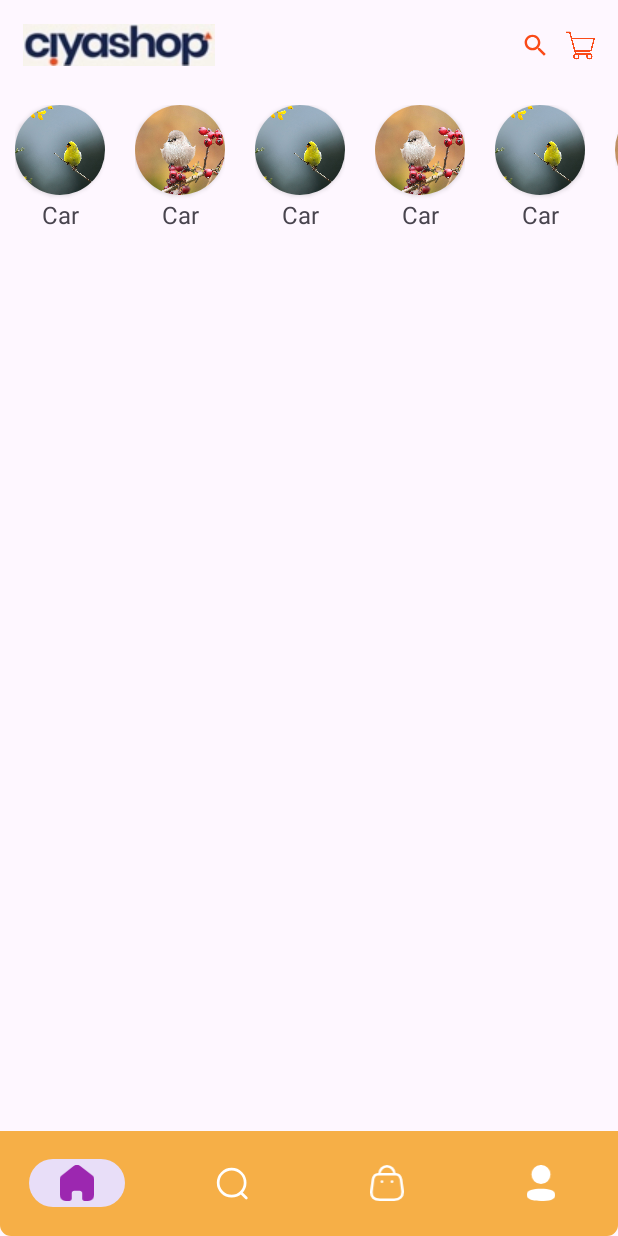
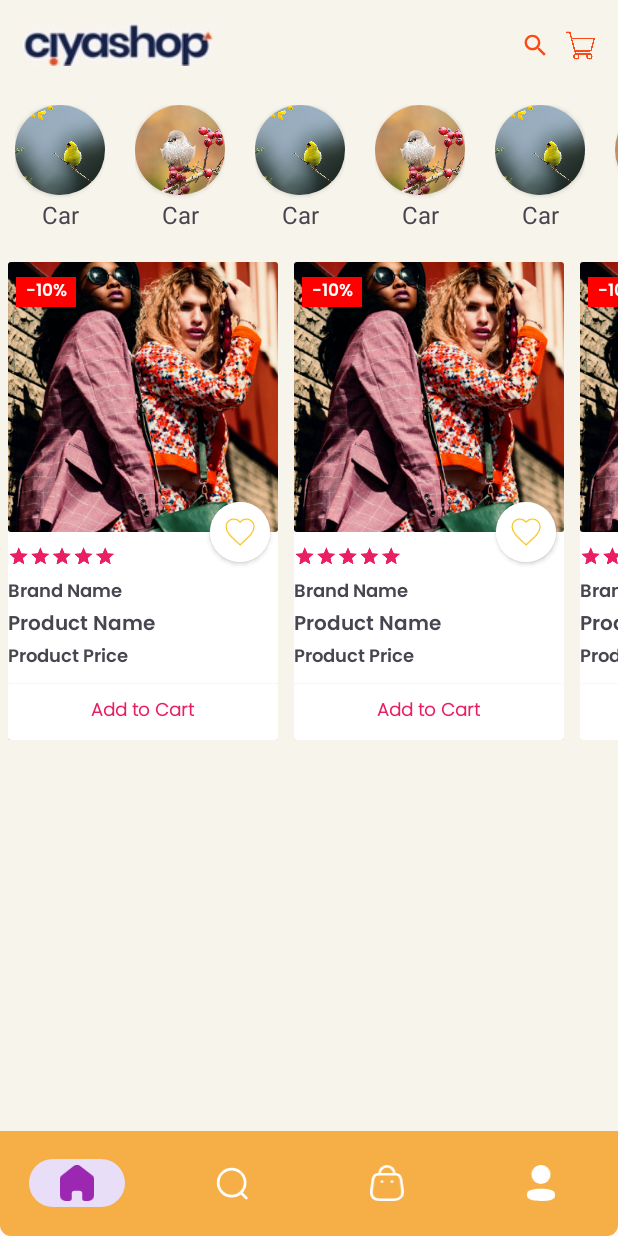
Before and after one commit to mehedii-hassan/BuyNowEcommerceAppDemo, an Android app: the screen it shows after launch (ShoppingActivity), on a phone screen of 412 x 824 dp. Run offline under Robolectric (Android 15) with nearby library versions, the light colour scheme and no system bars; our stand-ins replace data binding, navigation-ui, sdp/ssp sizes.

Commit message:
updated home fragment design

```diff
--- /dev/null
+++ b/app/src/main/java/com/example/buynowecommerceapp/adapters/ProductAdapter.kt
@@ -0,0 +1,36 @@
+package com.example.buynowecommerceapp.adapters
+
+import android.view.LayoutInflater
+import android.view.ViewGroup
+import androidx.recyclerview.widget.RecyclerView
+import com.example.buynowecommerceapp.databinding.RvProdutItemDesignBinding
+
+class ProductAdapter(
+    private val productImageList: ArrayList<Int>,
+) : RecyclerView.Adapter<ProductAdapter.ProductViewHolder>() {
+
+
+    override fun onCreateViewHolder(parent: ViewGroup, viewType: Int): ProductViewHolder {
+        val binding = RvProdutItemDesignBinding.inflate(
+            LayoutInflater
+                .from(parent.context), parent, false
+        )
+        return ProductViewHolder(binding)
+    }
+
+    override fun getItemCount(): Int {
+        return productImageList.size
+    }
+
+    override fun onBindViewHolder(holder: ProductViewHolder, position: Int) {
+        holder.bind(position)
+    }
+
+    inner class ProductViewHolder(private val binding: RvProdutItemDesignBinding) :
+        RecyclerView.ViewHolder(binding.root) {
+
+        fun bind(position: Int) {
+            binding.ivProductItem.setImageResource(productImageList[position])
+        }
+    }
+}
--- a/app/src/main/java/com/example/buynowecommerceapp/ui/fragments/HomeFragment.kt
+++ b/app/src/main/java/com/example/buynowecommerceapp/ui/fragments/HomeFragment.kt
@@ -8,6 +8,7 @@ import android.view.ViewGroup
 import androidx.recyclerview.widget.LinearLayoutManager
 import com.example.buynowecommerceapp.R
 import com.example.buynowecommerceapp.adapters.CategoryAdapter
+import com.example.buynowecommerceapp.adapters.ProductAdapter
 import com.example.buynowecommerceapp.databinding.FragmentHomeBinding
 
 
@@ -25,8 +26,20 @@ class HomeFragment : Fragment() {
 
     override fun onViewCreated(view: View, savedInstanceState: Bundle?) {
 
-       // val categoryImageList = resources.getIntArray(R.array.CategoryImageList)
+        // val categoryImageList = resources.getIntArray(R.array.CategoryImageList)
         val categoryNameList = resources.getStringArray(R.array.CategoryNameList)
+
+        val productList = ArrayList<Int>()
+        productList.add(R.drawable.bn)
+        productList.add(R.drawable.bn)
+        productList.add(R.drawable.bn)
+        productList.add(R.drawable.bn)
+        productList.add(R.drawable.bn)
+        productList.add(R.drawable.bn)
+        productList.add(R.drawable.bn)
+        productList.add(R.drawable.bn)
+        productList.add(R.drawable.bn)
+        productList.add(R.drawable.bn)
 
         val list = ArrayList<Int>()
         list.add(R.drawable.bird3)
@@ -39,8 +52,13 @@ class HomeFragment : Fragment() {
 
         val adapter = CategoryAdapter(list, categoryNameList)
         binding.rvCategory.layoutManager =
-            LinearLayoutManager(view.context, LinearLayoutManager.HORIZONTAL,false)
+            LinearLayoutManager(view.context, LinearLayoutManager.HORIZONTAL, false)
         binding.rvCategory.adapter = adapter
+
+        val productAdapter = ProductAdapter(productList)
+        binding.rvProduct.layoutManager =
+            LinearLayoutManager(view.context, LinearLayoutManager.HORIZONTAL, false)
+        binding.rvProduct.adapter = productAdapter
 
 
     }
--- /dev/null
+++ b/app/src/main/res/drawable/custom_card_bottom_design.xml
@@ -0,0 +1,7 @@
+<?xml version="1.0" encoding="utf-8"?>
+<shape xmlns:android="http://schemas.android.com/apk/res/android">
+    <solid android:color="#FFFFFF" />
+    <corners
+        android:bottomLeftRadius="4dp"
+        android:bottomRightRadius="4dp"/>
+</shape>
--- /dev/null
+++ b/app/src/main/res/drawable/custom_card_top_design.xml
@@ -0,0 +1,7 @@
+<?xml version="1.0" encoding="utf-8"?>
+<shape xmlns:android="http://schemas.android.com/apk/res/android">
+    <solid android:color="@color/white" />
+    <corners
+        android:topLeftRadius="4dp"
+        android:topRightRadius="4dp"/>
+</shape>
--- /dev/null
+++ b/app/src/main/res/drawable/ic_fav.xml
@@ -0,0 +1,12 @@
+<vector xmlns:android="http://schemas.android.com/apk/res/android"
+    android:width="28dp"
+    android:height="26dp"
+    android:viewportWidth="28"
+    android:viewportHeight="26">
+  <path
+      android:strokeWidth="1"
+      android:pathData="M14.079,25L12.1826,23.2736C5.4469,17.1657 1,13.1373 1,8.1935C1,4.1651 4.1651,1 8.1935,1C10.4692,1 12.6534,2.0594 14.079,3.7335C15.5046,2.0594 17.6888,1 19.9646,1C23.9929,1 27.158,4.1651 27.158,8.1935C27.158,13.1373 22.7112,17.1657 15.9755,23.2866L14.079,25Z"
+      android:fillColor="#00000000"
+      android:fillType="evenOdd"
+      android:strokeColor="#9B9B9B"/>
+</vector>
--- a/app/src/main/res/layout/fragment_home.xml
+++ b/app/src/main/res/layout/fragment_home.xml
@@ -10,6 +10,7 @@
     <androidx.constraintlayout.widget.ConstraintLayout
         android:layout_width="match_parent"
         android:layout_height="match_parent"
+        android:background="#F7F4EB"
         tools:context=".ui.fragments.HomeFragment">
 
         <androidx.constraintlayout.widget.ConstraintLayout
@@ -35,21 +36,21 @@
                 android:layout_width="@dimen/_30sdp"
                 android:layout_height="@dimen/_30sdp"
                 android:padding="5dp"
-                app:tint="#FA4A18"
                 android:src="@drawable/cart"
                 app:layout_constraintBottom_toBottomOf="@id/ivTitleHF"
                 app:layout_constraintEnd_toEndOf="parent"
-                app:layout_constraintTop_toTopOf="@id/ivTitleHF" />
+                app:layout_constraintTop_toTopOf="@id/ivTitleHF"
+                app:tint="#FA4A18" />
 
             <ImageView
                 android:layout_width="@dimen/_30sdp"
                 android:layout_height="@dimen/_30sdp"
                 android:padding="5dp"
-                app:tint="#FA4A18"
                 android:src="@drawable/baseline_search_24"
                 app:layout_constraintBottom_toBottomOf="@id/ivCartHF"
                 app:layout_constraintEnd_toStartOf="@+id/ivCartHF"
-                app:layout_constraintTop_toTopOf="@id/ivCartHF" />
+                app:layout_constraintTop_toTopOf="@id/ivCartHF"
+                app:tint="#FA4A18" />
 
         </androidx.constraintlayout.widget.ConstraintLayout>
 
@@ -60,5 +61,14 @@
             android:orientation="horizontal"
             app:layout_constraintTop_toBottomOf="@+id/clTopId" />
 
+        <androidx.recyclerview.widget.RecyclerView
+            android:id="@+id/rvProduct"
+            android:layout_width="match_parent"
+            android:layout_height="wrap_content"
+            android:layout_marginTop="@dimen/_5sdp"
+            android:orientation="horizontal"
+            app:layout_constraintTop_toBottomOf="@+id/rvCategory" />
+
+
     </androidx.constraintlayout.widget.ConstraintLayout>
 </layout>
--- /dev/null
+++ b/app/src/main/res/layout/rv_produt_item_design.xml
@@ -0,0 +1,186 @@
+<?xml version="1.0" encoding="utf-8"?>
+<layout xmlns:android="http://schemas.android.com/apk/res/android"
+    xmlns:app="http://schemas.android.com/apk/res-auto">
+
+    <data>
+
+    </data>
+
+    <androidx.constraintlayout.widget.ConstraintLayout
+        android:layout_width="wrap_content"
+        android:layout_height="wrap_content"
+        android:layout_marginLeft="5dp"
+        android:layout_marginTop="5dp"
+        android:layout_marginRight="5dp"
+        android:background="@color/white">
+
+
+        <androidx.cardview.widget.CardView
+            android:id="@+id/cvProductItem"
+            android:layout_width="@dimen/_180sdp"
+            android:layout_height="@dimen/_180sdp"
+            android:background="@drawable/custom_card_top_design"
+            app:cardBackgroundColor="@color/white"
+            app:cardElevation="0dp"
+            app:layout_constraintStart_toStartOf="parent"
+            app:layout_constraintTop_toTopOf="parent">
+
+            <ImageView
+                android:id="@+id/ivProductItem"
+                android:layout_width="match_parent"
+                android:layout_height="match_parent"
+                android:scaleType="centerCrop"
+                android:src="@drawable/bn" />
+
+        </androidx.cardview.widget.CardView>
+
+
+        <androidx.cardview.widget.CardView
+            android:layout_width="wrap_content"
+            android:layout_height="wrap_content"
+            android:layout_marginEnd="@dimen/_5sdp"
+            app:cardCornerRadius="@dimen/_50sdp"
+            app:layout_constraintBottom_toTopOf="@+id/llProductDesc"
+            app:layout_constraintEnd_toEndOf="parent"
+            app:layout_constraintTop_toBottomOf="@+id/cvProductItem">
+
+            <ImageView
+                android:layout_width="@dimen/_40sdp"
+                android:layout_height="@dimen/_40sdp"
+                android:background="@color/white"
+                android:padding="@dimen/_10sdp"
+                android:src="@drawable/ic_fav"
+                app:tint="@color/g_orange" />
+
+        </androidx.cardview.widget.CardView>
+
+        <LinearLayout
+            android:id="@+id/llProductDesc"
+            android:layout_width="match_parent"
+            android:layout_height="wrap_content"
+            android:orientation="vertical"
+            app:layout_constraintStart_toStartOf="parent"
+            app:layout_constraintTop_toBottomOf="@+id/cvProductItem">
+
+            <RatingBar
+                android:id="@+id/productRating_singleProduct"
+                style="@style/Widget.AppCompat.RatingBar.Indicator"
+                android:layout_width="wrap_content"
+                android:layout_height="30dp"
+                android:numStars="5"
+                android:rating="5"
+                android:scaleX=".4"
+                android:scaleY=".4"
+                android:theme="@style/RatingBar"
+                android:transformPivotX="0dp"
+                android:transformPivotY="15dp" />
+
+            <TextView
+                android:id="@+id/productBrandName_singleProduct"
+                android:layout_width="match_parent"
+                android:layout_height="wrap_content"
+                android:fontFamily="@font/poppins_thin"
+                android:maxLines="1"
+                android:text="Brand Name"
+                android:textSize="@dimen/_12ssp" />
+
+            <TextView
+                android:id="@+id/productName_singleProduct"
+                android:layout_width="match_parent"
+                android:layout_height="wrap_content"
+                android:fontFamily="@font/poppins_thin"
+                android:maxLines="1"
+                android:text="Product Name"
+                android:textSize="13sp"
+                android:textStyle="bold" />
+
+            <TextView
+                android:id="@+id/productPrice_singleProduct"
+                android:layout_width="match_parent"
+                android:layout_height="wrap_content"
+                android:fontFamily="@font/poppins_thin"
+                android:maxLines="1"
+                android:text="Product Price"
+                android:textSize="@dimen/_12ssp" />
+
+           <!-- <TextView
+                android:layout_width="wrap_content"
+                android:layout_height="wrap_content"
+                android:layout_gravity="center"
+                android:backgroundTint="@color/white"
+                android:fontFamily="@font/poppins_light"
+                android:padding="@dimen/_5sdp"
+                android:text="Add to Cart"
+                android:textStyle="bold"
+                android:textColor="#E91E63"
+                android:textSize="@dimen/_12ssp" />-->
+            <androidx.cardview.widget.CardView
+                android:layout_width="match_parent"
+                android:layout_height="wrap_content"
+                android:layout_marginTop="7dp"
+                android:background="@drawable/custom_card_bottom_design"
+                app:contentPadding="3dp"
+                app:layout_constraintTop_toBottomOf="@+id/ivPrice">
+
+                <TextView
+                    android:layout_width="wrap_content"
+                    android:layout_height="wrap_content"
+                    android:layout_gravity="center"
+                    android:backgroundTint="@color/white"
+                    android:fontFamily="@font/poppins_light"
+                    android:padding="@dimen/_5sdp"
+                    android:text="Add to Cart"
+                    android:textStyle="bold"
+                    android:textColor="#E91E63"
+                    android:textSize="@dimen/_12ssp" />
+
+            </androidx.cardview.widget.CardView>
+
+
+
+        </LinearLayout>
+
+
+        <LinearLayout
+            android:id="@+id/discount_singleProduct"
+            android:layout_width="40dp"
+            android:layout_height="20dp"
+            android:background="@color/g_red"
+            android:layout_marginLeft="5dp"
+            android:layout_marginTop="10dp"
+            android:visibility="visible"
+            app:layout_constraintStart_toStartOf="parent"
+            app:layout_constraintTop_toTopOf="parent">
+
+            <TextView
+                android:id="@+id/discountTv_singleProduct"
+                android:layout_width="match_parent"
+                android:layout_height="match_parent"
+                android:fontFamily="@font/poppins_thin"
+                android:gravity="center"
+                android:text="-10%"
+                android:textColor="@color/white"
+                android:textSize="11sp" />
+        </LinearLayout>
+
+
+        <!--  <androidx.cardview.widget.CardView
+                android:layout_width="match_parent"
+                android:layout_height="wrap_content"
+                android:layout_marginTop="7dp"
+                android:background="@drawable/custom_card_bottom_design"
+                app:contentPadding="3dp"
+                app:layout_constraintTop_toBottomOf="@+id/ivPrice">
+
+                <TextView
+                    android:layout_width="wrap_content"
+                    android:layout_height="wrap_content"
+                    android:layout_gravity="center"
+                    android:text="Add to cart"
+                    android:textColor="#48B749" />
+
+            </androidx.cardview.widget.CardView>-->
+
+
+    </androidx.constraintlayout.widget.ConstraintLayout>
+</layout>
--- a/app/src/main/res/values/dimens.xml
+++ b/app/src/main/res/values/dimens.xml
@@ -77,6 +77,8 @@
     <dimen name="_28ssp">28sp</dimen>
     <dimen name="_29ssp">29sp</dimen>
     <dimen name="_30ssp">30sp</dimen>
+    <dimen name="_180sdp">180dp</dimen>
+    <dimen name="_48sdp">48dp</dimen>
 
 
 </resources>
--- a/app/src/main/res/values/themes.xml
+++ b/app/src/main/res/values/themes.xml
@@ -6,4 +6,12 @@
     </style>
 
     <style name="Theme.BuyNowEcommerceApp" parent="Base.Theme.BuyNowEcommerceApp" />
+
+    <style name="RatingBar" parent="Theme.AppCompat">
+        <item name="colorControlNormal">#E91E63</item>
+
+        <item name="colorControlActivated">#E91E63</item>
+
+    </style>
+
 </resources>
```
Also changed, not shown: app/src/main/res/drawable/bn.png (added).
